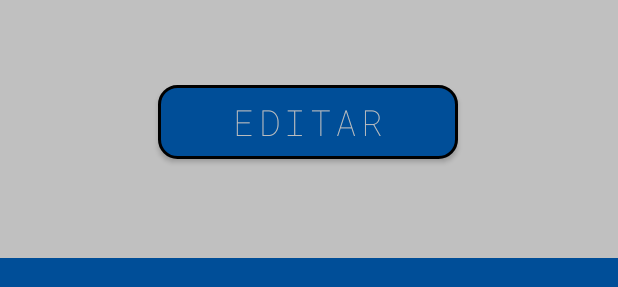
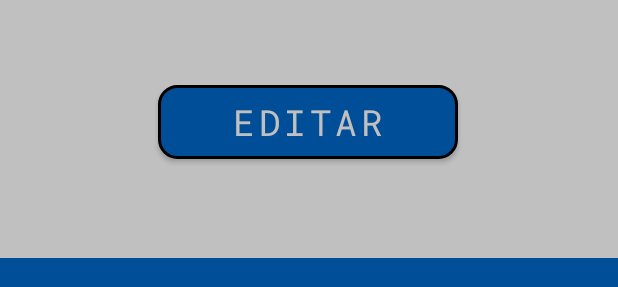
Before and after one commit to Full-Juan-Ortega/VotoElectronicoAndroid, an Android app: the layout activity_6.xml on its own in the app's theme, with its tools: preview values and no code run, on a phone screen of 412 x 824 dp. Shown: the part 840-1127 px from the top of the screen. Run offline under Robolectric (Android 15) with nearby library versions, the phone set to English and light mode, and no system bars.

Commit message:
Nueva de la nueva modificación

```diff
--- a/appVoto/app/src/main/res/layout/activity_6.xml
+++ b/appVoto/app/src/main/res/layout/activity_6.xml
@@ -94,7 +94,7 @@
         android:layout_height="49dp"
         android:layout_marginTop="32dp"
         android:background="@drawable/btn_circular"
-        android:fontFamily="@font/roboto_mono_thin"
+        android:fontFamily="@font/roboto_mono"
         android:letterSpacing="0.1"
         android:onClick="showAlertDialog"
         android:text="@string/editar"
```
